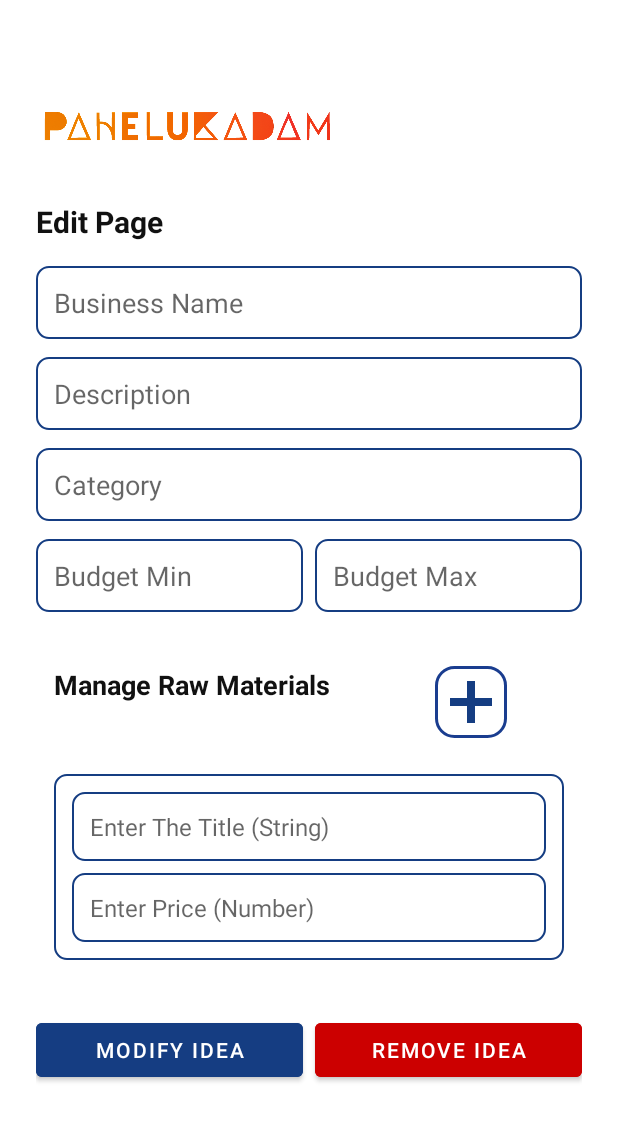
After one commit to Harmit48/PAHELUKADAM, an Android app: the AdminEditActivity screen opened directly, with no data from a screen before it, on a phone screen of 412 x 824 dp. The commit adds this screen. Shown: the top 1121 px of the screen. Run offline under Robolectric (Android 15) with nearby library versions, the phone set to English and light mode, and no system bars; our stand-ins replace Firebase (no records; nobody signed in at launch, a user with empty details on screens opened directly).

Commit message:
edit page and home pade added

```diff
--- a/app/src/main/AndroidManifest.xml
+++ b/app/src/main/AndroidManifest.xml
@@ -11,6 +11,9 @@
         android:roundIcon="@mipmap/ic_launcher_round"
         android:supportsRtl="true"
         android:theme="@style/Theme.PAHELUKADAM">
+        <activity
+            android:name=".admin.AdminEditActivity"
+            android:exported="false" />
         <activity
             android:name=".admin.AdminActivity"
             android:exported="false" />
--- a/app/src/main/java/com/pahekukadam/pahelukadam/adapter/AdminBusinessAdapter.kt
+++ b/app/src/main/java/com/pahekukadam/pahelukadam/adapter/AdminBusinessAdapter.kt
@@ -1,12 +1,15 @@
 package com.pahekukadam.pahelukadam.adapter
 
+import android.content.Intent
 import android.view.LayoutInflater
 import android.view.View
 import android.view.ViewGroup
+import android.widget.ImageView
 import android.widget.TextView
 import androidx.recyclerview.widget.RecyclerView
 import com.pahekukadam.pahelukadam.R
 import com.pahekukadam.pahelukadam.model.Adminbusinessidea
+import com.pahekukadam.pahelukadam.admin.AdminEditActivity
 
 class AdminBusinessAdapter(
     private val businessList: List<Adminbusinessidea>
@@ -16,6 +19,7 @@ class AdminBusinessAdapter(
         val tvBusinessName: TextView = itemView.findViewById(R.id.tvBusinessName)
         val tvBudget: TextView = itemView.findViewById(R.id.tvBudget)
         val tvCategory: TextView = itemView.findViewById(R.id.tvCategory)
+        val ivEdit: ImageView = itemView.findViewById(R.id.ivEdit)
     }
 
     override fun onCreateViewHolder(parent: ViewGroup, viewType: Int): BusinessViewHolder {
@@ -26,9 +30,26 @@ class AdminBusinessAdapter(
 
     override fun onBindViewHolder(holder: BusinessViewHolder, position: Int) {
         val item = businessList[position]
+
         holder.tvBusinessName.text = "${position + 1}. ${item.businessName ?: "---"}"
         holder.tvBudget.text = "Budget: ${item.budgetID ?: "N/A"}"
         holder.tvCategory.text = "Category: ${item.categoryID ?: "N/A"}"
+
+        // Edit button click
+        holder.ivEdit.setOnClickListener {
+            val context = holder.itemView.context
+            val intent = Intent(context, AdminEditActivity::class.java)
+            intent.putExtra("docId", item.budgetID) // Firestore doc ID if available
+            intent.putExtra("businessName", item.businessName)
+            intent.putExtra("description", item.description)
+            intent.putExtra("categoryID", item.categoryID)
+
+            // TODO: Replace with real budget split (if budget stored as string)
+            intent.putExtra("budgetMin", "200000")
+            intent.putExtra("budgetMax", "300000")
+
+            context.startActivity(intent)
+        }
     }
 
     override fun getItemCount(): Int = businessList.size
--- /dev/null
+++ b/app/src/main/java/com/pahekukadam/pahelukadam/admin/AdminEditActivity.kt
@@ -0,0 +1,120 @@
+package com.pahekukadam.pahelukadam.admin
+
+import android.os.Bundle
+import android.view.LayoutInflater
+import android.widget.*
+import androidx.appcompat.app.AppCompatActivity
+import com.google.firebase.firestore.FirebaseFirestore
+import com.pahekukadam.pahelukadam.R
+
+class AdminEditActivity : AppCompatActivity() {
+
+    private lateinit var etBusinessName: EditText
+    private lateinit var etDescription: EditText
+    private lateinit var etCategory: EditText
+    private lateinit var etBudgetMin: EditText
+    private lateinit var etBudgetMax: EditText
+    private lateinit var btnModify: Button
+    private lateinit var btnRemove: Button
+    private lateinit var btnAddRawMaterial: ImageButton
+    private lateinit var rawMaterialsContainer: LinearLayout
+
+    private val db = FirebaseFirestore.getInstance()
+    private var documentId: String? = null
+
+    override fun onCreate(savedInstanceState: Bundle?) {
+        super.onCreate(savedInstanceState)
+        setContentView(R.layout.activity_admin_edit)
+
+        etBusinessName = findViewById(R.id.etBusinessName)
+        etDescription = findViewById(R.id.etDescription)
+        etCategory = findViewById(R.id.etCategory)
+        etBudgetMin = findViewById(R.id.etBudgetMin)
+        etBudgetMax = findViewById(R.id.etBudgetMax)
+        btnModify = findViewById(R.id.btnModify)
+        btnRemove = findViewById(R.id.btnRemove)
+        btnAddRawMaterial = findViewById(R.id.btnAddRawMaterial)
+        rawMaterialsContainer = findViewById(R.id.rawMaterialsContainer)
+
+        // Get data from Intent
+        documentId = intent.getStringExtra("docId")
+        etBusinessName.setText(intent.getStringExtra("businessName"))
+        etDescription.setText(intent.getStringExtra("description"))
+        etCategory.setText(intent.getStringExtra("categoryID"))
+        etBudgetMin.setText(intent.getStringExtra("budgetMin"))
+        etBudgetMax.setText(intent.getStringExtra("budgetMax"))
+
+        // Add first box by default
+        addRawMaterialBox()
+
+        // Add new box on "+" click
+        btnAddRawMaterial.setOnClickListener {
+            addRawMaterialBox()
+        }
+
+        // Save Updated Data
+        btnModify.setOnClickListener {
+            val updatedIdea = hashMapOf(
+                "businessName" to etBusinessName.text.toString(),
+                "description" to etDescription.text.toString(),
+                "categoryID" to etCategory.text.toString(),
+                "budgetID" to "${etBudgetMin.text} – ${etBudgetMax.text}",
+                "rawMaterials" to getRawMaterialsData()
+            )
+
+            documentId?.let {
+                db.collection("business_ideas").document(it)
+                    .update(updatedIdea as Map<String, Any>)
+                    .addOnSuccessListener {
+                        Toast.makeText(this, "Idea Updated!", Toast.LENGTH_SHORT).show()
+                        finish()
+                    }
+                    .addOnFailureListener { e ->
+                        Toast.makeText(this, "Error: ${e.message}", Toast.LENGTH_SHORT).show()
+                    }
+            }
+        }
+
+        // Delete Idea
+        btnRemove.setOnClickListener {
+            documentId?.let {
+                db.collection("business_ideas").document(it)
+                    .delete()
+                    .addOnSuccessListener {
+                        Toast.makeText(this, "Idea Removed!", Toast.LENGTH_SHORT).show()
+                        finish()
+                    }
+                    .addOnFailureListener { e ->
+                        Toast.makeText(this, "Error: ${e.message}", Toast.LENGTH_SHORT).show()
+                    }
+            }
+        }
+    }
+
+    /** Dynamically Inflate Raw Material Box **/
+    private fun addRawMaterialBox() {
+        val inflater = LayoutInflater.from(this)
+        val boxView = inflater.inflate(R.layout.item_raw_material, rawMaterialsContainer, false)
+        rawMaterialsContainer.addView(boxView)
+    }
+
+    /** Collect All Entered Raw Materials **/
+    private fun getRawMaterialsData(): List<Map<String, Any>> {
+        val list = mutableListOf<Map<String, Any>>()
+        for (i in 0 until rawMaterialsContainer.childCount) {
+            val boxLayout = rawMaterialsContainer.getChildAt(i)
+            val etTitle = boxLayout.findViewById<EditText>(R.id.etRawTitle)
+            val etPrice = boxLayout.findViewById<EditText>(R.id.etRawPrice)
+
+            if (etTitle.text.isNotEmpty() && etPrice.text.isNotEmpty()) {
+                list.add(
+                    mapOf(
+                        "title" to etTitle.text.toString(),
+                        "price" to etPrice.text.toString().toDouble()
+                    )
+                )
+            }
+        }
+        return list
+    }
+}
--- a/app/src/main/java/com/pahekukadam/pahelukadam/admin/Adminsigninpage.kt
+++ b/app/src/main/java/com/pahekukadam/pahelukadam/admin/Adminsigninpage.kt
@@ -1,8 +1,11 @@
 package com.pahekukadam.pahelukadam.admin
 
 import android.content.Intent
+import android.graphics.LinearGradient
+import android.graphics.Shader
 import android.os.Bundle
 import android.widget.Button
+import android.widget.TextView
 import android.widget.Toast
 import androidx.appcompat.app.AppCompatActivity
 import com.google.android.material.textfield.TextInputEditText
@@ -21,6 +24,21 @@ class Adminsigninpage : AppCompatActivity() {
         setContentView(R.layout.activity_adminsigninpage)
 
         auth = Firebase.auth
+
+        // ✅ Apply Gradient to App Name TextView
+        val appName: TextView = findViewById(R.id.appName)
+        val paint = appName.paint
+        val width = paint.measureText(appName.text.toString())
+        val textShader = LinearGradient(
+            0f, 0f, width, appName.textSize,
+            intArrayOf(
+                android.graphics.Color.parseColor("#F48C06"), // Orange
+                android.graphics.Color.parseColor("#DC0202")  // Red
+            ),
+            null,
+            Shader.TileMode.CLAMP
+        )
+        appName.paint.shader = textShader
 
         val signInBtn: Button = findViewById(R.id.adminSignInBtn)
         val emailField: TextInputEditText = findViewById(R.id.emailField)
@@ -51,12 +69,9 @@ class Adminsigninpage : AppCompatActivity() {
                             .addOnSuccessListener { documents ->
                                 if (!documents.isEmpty) {
                                     Toast.makeText(this, "Admin Sign-In Successful!", Toast.LENGTH_SHORT).show()
-
-                                    // ✅ Redirect to AdminActivity (which will show AdminFragment)
                                     val intent = Intent(this, AdminActivity::class.java)
                                     startActivity(intent)
                                     finish()
-
                                 } else {
                                     Toast.makeText(this, "Access Denied: Not an admin account.", Toast.LENGTH_LONG).show()
                                     auth.signOut()
--- /dev/null
+++ b/app/src/main/res/drawable/edittext_bg.xml
@@ -0,0 +1,23 @@
+<?xml version="1.0" encoding="utf-8"?>
+<shape xmlns:android="http://schemas.android.com/apk/res/android"
+    android:shape="rectangle">
+
+    <!-- Background color -->
+    <solid android:color="@android:color/white" />
+
+    <!-- Border -->
+    <stroke
+        android:width="1dp"
+        android:color="#153d82" /> <!-- light gray border -->
+
+    <!-- Rounded corners -->
+    <corners android:radius="8dp" />
+
+    <!-- Inner padding -->
+    <padding
+        android:left="12dp"
+        android:top="8dp"
+        android:right="12dp"
+        android:bottom="8dp" />
+
+</shape>
--- /dev/null
+++ b/app/src/main/res/drawable/edittext_bg1.xml
@@ -0,0 +1,7 @@
+<shape xmlns:android="http://schemas.android.com/apk/res/android"
+    android:shape="rectangle">
+    <solid android:color="#F7F7F7"/>
+    <stroke android:width="1dp" android:color="#0A2C66"/>
+    <corners android:radius="8dp"/>
+    <padding android:left="10dp" android:top="8dp" android:right="10dp" android:bottom="8dp"/>
+</shape>
--- /dev/null
+++ b/app/src/main/res/drawable/plus_button_border.xml
@@ -0,0 +1,9 @@
+<?xml version="1.0" encoding="utf-8"?>
+<shape xmlns:android="http://schemas.android.com/apk/res/android"
+    android:shape="rectangle">
+    <solid android:color="#FFFFFF" /> <!-- Button Background Color -->
+    <stroke
+        android:width="2dp"
+        android:color="#1A3D8F" /> <!-- Border Color (Blue) -->
+    <corners android:radius="12dp" /> <!-- Rounded Corners -->
+</shape>
--- /dev/null
+++ b/app/src/main/res/drawable/rounded_border.xml
@@ -0,0 +1,6 @@
+<shape xmlns:android="http://schemas.android.com/apk/res/android"
+    android:shape="rectangle">
+    <stroke android:width="2dp" android:color="#0A2C66"/>
+    <corners android:radius="8dp"/>
+    <solid android:color="@android:color/transparent"/>
+</shape>
--- /dev/null
+++ b/app/src/main/res/layout/activity_admin_edit.xml
@@ -0,0 +1,168 @@
+<?xml version="1.0" encoding="utf-8"?>
+<ScrollView xmlns:android="http://schemas.android.com/apk/res/android"
+    android:layout_width="match_parent"
+    android:layout_height="match_parent"
+    android:padding="16dp">
+
+
+
+    <LinearLayout
+        android:layout_width="match_parent"
+        android:layout_height="wrap_content"
+        android:orientation="vertical"
+        android:padding="8dp">
+
+        <!-- Logo -->
+        <ImageView
+            android:layout_width="200dp"
+            android:layout_height="60dp"
+            android:layout_gravity="left"
+            android:layout_marginTop="30dp"
+            android:layout_marginBottom="20dp"
+            android:contentDescription="Logo"
+            android:src="@drawable/logotext" />
+
+        <TextView
+            android:layout_width="wrap_content"
+            android:layout_height="wrap_content"
+            android:text="Edit Page"
+            android:textSize="20sp"
+            android:textStyle="bold"
+            android:textColor="@color/black"
+            android:layout_marginBottom="16dp" />
+
+        <!-- Business Name -->
+        <EditText
+            android:id="@+id/etBusinessName"
+            android:layout_width="match_parent"
+            android:layout_height="wrap_content"
+            android:hint="Business Name"
+            android:padding="12dp"
+            android:background="@drawable/edittext_bg" />
+
+        <!-- Description -->
+        <EditText
+            android:id="@+id/etDescription"
+            android:layout_width="match_parent"
+            android:layout_height="wrap_content"
+            android:hint="Description"
+            android:padding="12dp"
+            android:layout_marginTop="12dp"
+            android:background="@drawable/edittext_bg" />
+
+        <!-- Category -->
+        <EditText
+            android:id="@+id/etCategory"
+            android:layout_width="match_parent"
+            android:layout_height="wrap_content"
+            android:hint="Category"
+            android:padding="12dp"
+            android:layout_marginTop="12dp"
+            android:background="@drawable/edittext_bg" />
+
+        <!-- Budget Min / Max -->
+        <LinearLayout
+            android:layout_width="match_parent"
+            android:layout_height="wrap_content"
+            android:orientation="horizontal"
+            android:layout_marginTop="12dp">
+
+            <EditText
+                android:id="@+id/etBudgetMin"
+                android:layout_width="0dp"
+                android:layout_height="wrap_content"
+                android:layout_weight="1"
+                android:hint="Budget Min"
+                android:inputType="number"
+                android:padding="12dp"
+                android:background="@drawable/edittext_bg"
+                android:layout_marginEnd="8dp" />
+
+            <EditText
+                android:id="@+id/etBudgetMax"
+                android:layout_width="0dp"
+                android:layout_height="wrap_content"
+                android:layout_weight="1"
+                android:hint="Budget Max"
+                android:inputType="number"
+                android:padding="12dp"
+                android:background="@drawable/edittext_bg" />
+        </LinearLayout>
+
+        <!-- Manage Raw Materials Section (Inside Card Style Box) -->
+        <LinearLayout
+            android:layout_width="match_parent"
+            android:layout_height="wrap_content"
+            android:orientation="vertical"
+
+            android:padding="12dp"
+            android:layout_marginTop="24dp"
+            android:elevation="4dp">
+
+            <!-- Title + Add Button Row -->
+            <LinearLayout
+                android:layout_width="match_parent"
+                android:layout_height="wrap_content"
+                android:orientation="horizontal"
+                android:gravity="left"
+                android:paddingBottom="8dp">
+
+                <TextView
+                    android:layout_width="wrap_content"
+                    android:layout_height="wrap_content"
+                    android:text="Manage Raw Materials"
+                    android:textSize="18sp"
+                    android:textStyle="bold"
+                    android:textColor="@color/black" />
+
+                <!-- Custom Plus Button with Border -->
+                <ImageButton
+                    android:id="@+id/btnAddRawMaterial"
+                    android:layout_width="48dp"
+                    android:layout_height="48dp"
+                    android:background="@drawable/plus_button_border"
+                    android:src="@drawable/ic_add"
+                    android:contentDescription="Add Raw Material"
+                    android:padding="10dp"
+                    android:layout_marginLeft="70dp"
+                    android:scaleType="centerInside" />
+            </LinearLayout>
+
+            <!-- Dynamic Raw Materials Container -->
+            <LinearLayout
+                android:id="@+id/rawMaterialsContainer"
+                android:layout_width="match_parent"
+                android:layout_height="wrap_content"
+                android:orientation="vertical"
+                android:paddingTop="4dp" />
+        </LinearLayout>
+
+        <!-- Modify / Remove Buttons -->
+        <LinearLayout
+            android:layout_width="match_parent"
+            android:layout_height="wrap_content"
+            android:orientation="horizontal"
+            android:gravity="center"
+            android:layout_marginTop="24dp">
+
+            <Button
+                android:id="@+id/btnModify"
+                android:layout_width="0dp"
+                android:layout_height="wrap_content"
+                android:layout_weight="1"
+                android:text="Modify Idea"
+                android:backgroundTint="#153d82"
+                android:textColor="@android:color/white" />
+
+            <Button
+                android:id="@+id/btnRemove"
+                android:layout_width="0dp"
+                android:layout_height="wrap_content"
+                android:layout_weight="1"
+                android:text="Remove Idea"
+                android:backgroundTint="@android:color/holo_red_dark"
+                android:textColor="@android:color/white"
+                android:layout_marginStart="8dp" />
+        </LinearLayout>
+    </LinearLayout>
+</ScrollView>
--- a/app/src/main/res/layout/fragment_admin.xml
+++ b/app/src/main/res/layout/fragment_admin.xml
@@ -7,24 +7,41 @@
 
     <!-- Logo -->
     <ImageView
+        android:id="@+id/logoImage"
         android:layout_width="200dp"
         android:layout_height="60dp"
-        android:layout_gravity="left"
-        android:layout_marginTop="30dp"
-        android:layout_marginLeft="20dp"
-        android:layout_marginBottom="50dp"
+        android:layout_alignParentTop="true"
+        android:layout_alignParentStart="true"
+        android:layout_marginTop="50dp"
+        android:layout_marginStart="16dp"
+        android:layout_marginBottom="10dp"
         android:contentDescription="Logo"
         android:src="@drawable/logotext" />
 
+    <!-- Home Page Title -->
+    <TextView
+        android:id="@+id/homePageTitle"
+        android:layout_width="wrap_content"
+        android:layout_height="wrap_content"
+        android:layout_below="@id/logoImage"
+        android:layout_marginStart="16dp"
+        android:text="Home Page"
+        android:textSize="20sp"
+        android:textStyle="bold"
+        android:textColor="@color/black"
+        android:layout_marginBottom="16dp" />
+
+    <!-- Recycler View -->
     <androidx.recyclerview.widget.RecyclerView
         android:id="@+id/recyclerView"
         android:layout_width="match_parent"
         android:layout_height="match_parent"
+        android:layout_below="@id/homePageTitle"
         android:padding="12dp"
-        android:layout_marginTop="80dp"
         android:clipToPadding="false"
-        android:layout_above="@id/fabAdd"/>
+        android:layout_above="@id/fabAdd" />
 
+    <!-- Floating Action Button -->
     <com.google.android.material.floatingactionbutton.FloatingActionButton
         android:id="@+id/fabAdd"
         android:layout_width="wrap_content"
@@ -35,6 +52,6 @@
         android:src="@drawable/ic_add"
         android:contentDescription="Add Business"
         android:backgroundTint="@color/white"
-        android:tint="@color/black"/>
+        android:tint="@color/black" />
 
 </RelativeLayout>
--- /dev/null
+++ b/app/src/main/res/layout/item_raw_material.xml
@@ -0,0 +1,32 @@
+<?xml version="1.0" encoding="utf-8"?>
+<LinearLayout xmlns:android="http://schemas.android.com/apk/res/android"
+    android:layout_width="match_parent"
+    android:layout_height="wrap_content"
+    android:orientation="vertical"
+    android:padding="12dp"
+    android:layout_marginTop="12dp"
+    android:background="@drawable/edittext_bg">
+
+    <!-- Enter Title -->
+    <EditText
+        android:id="@+id/etRawTitle"
+        android:layout_width="match_parent"
+        android:layout_height="wrap_content"
+        android:hint="Enter The Title (String)"
+        android:padding="12dp"
+        android:textSize="16sp"
+        android:background="@drawable/edittext_bg" />
+
+    <!-- Enter Price -->
+    <EditText
+        android:id="@+id/etRawPrice"
+        android:layout_width="match_parent"
+        android:layout_height="wrap_content"
+        android:hint="Enter Price (Number)"
+        android:inputType="number"
+        android:padding="12dp"
+        android:layout_marginTop="8dp"
+        android:textSize="16sp"
+        android:background="@drawable/edittext_bg" />
+
+</LinearLayout>
```
